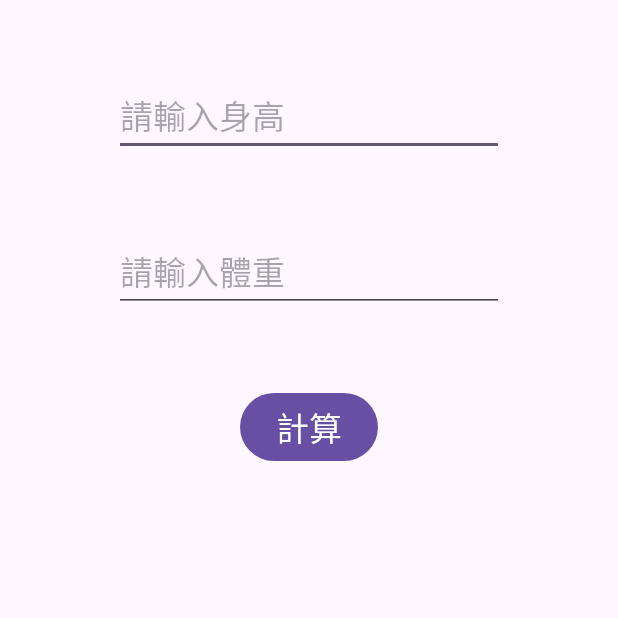
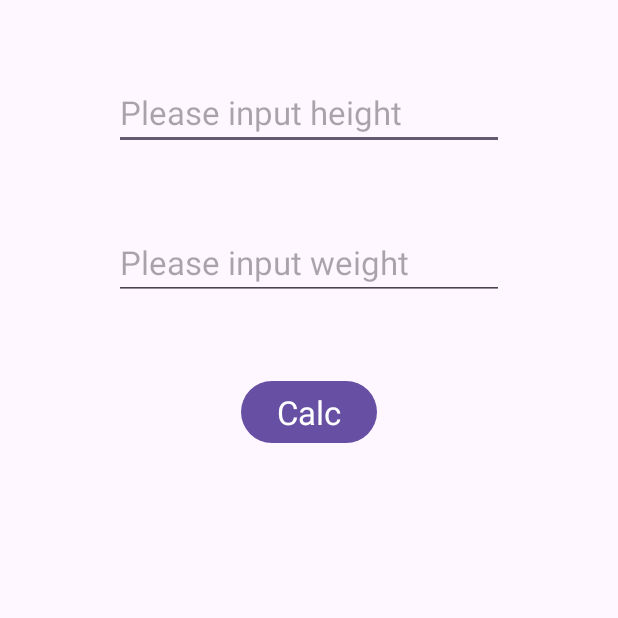
Before and after one commit to 111b13929/MyBMI_LIN, an Android app: the screen it shows after launch (MainActivity), on a phone screen of 412 x 824 dp, the top half of it. Run offline under Robolectric (Android 15) with nearby library versions, the phone set to English and light mode, and no system bars.

Commit message:
製作多國語系功能

```diff
--- a/app/src/main/java/com/example/mybmi/MainActivity.java
+++ b/app/src/main/java/com/example/mybmi/MainActivity.java
@@ -13,7 +13,6 @@ public class MainActivity extends AppCompatActivity {
         setContentView(R.layout.activity_main);
     }
 
-
     public void calcBMI(View view){
         EditText height = findViewById(R.id.etHeight);
         EditText weight = findViewById(R.id.etWeight);
--- a/app/src/main/res/layout/activity_main.xml
+++ b/app/src/main/res/layout/activity_main.xml
@@ -13,7 +13,7 @@
         android:layout_height="wrap_content"
         android:layout_marginTop="50dp"
         android:ems="10"
-        android:hint="請輸入身高"
+        android:hint="@string/strinputHeight"
         android:inputType="numberDecimal"
         android:textAppearance="@style/TextAppearance.AppCompat.Large"
         app:layout_constraintEnd_toEndOf="parent"
@@ -26,7 +26,7 @@
         android:layout_height="wrap_content"
         android:layout_marginTop="50dp"
         android:ems="10"
-        android:hint="請輸入體重"
+        android:hint="@string/strinputWeight"
         android:inputType="numberDecimal"
         android:textAppearance="@style/TextAppearance.AppCompat.Large"
         app:layout_constraintEnd_toEndOf="parent"
@@ -39,7 +39,7 @@
         android:layout_height="wrap_content"
         android:layout_marginTop="50dp"
         android:onClick="calcBMI"
-        android:text="計算"
+        android:text="@string/strCalc"
         android:textAppearance="@style/TextAppearance.AppCompat.Large"
         app:layout_constraintEnd_toEndOf="parent"
         app:layout_constraintStart_toStartOf="parent"
@@ -54,4 +54,5 @@
         app:layout_constraintEnd_toEndOf="parent"
         app:layout_constraintStart_toStartOf="parent"
         app:layout_constraintTop_toBottomOf="@+id/btCalc" />
+
 </androidx.constraintlayout.widget.ConstraintLayout>
--- a/app/src/main/res/values/strings.xml
+++ b/app/src/main/res/values/strings.xml
@@ -1,3 +1,6 @@
 <resources>
     <string name="app_name">MyBMI</string>
+    <string name="strCalc">Calc</string>
+    <string name="strinputWeight">Please input weight</string>
+    <string name="strinputHeight">Please input height</string>
 </resources>
--- a/gradle/libs.versions.toml
+++ b/gradle/libs.versions.toml
@@ -1,5 +1,5 @@
 [versions]
-agp = "8.3.0"
+agp = "8.3.1"
 junit = "4.13.2"
 junitVersion = "1.1.5"
 espressoCore = "3.5.1"
```
Also changed, not shown: 1 other file.
